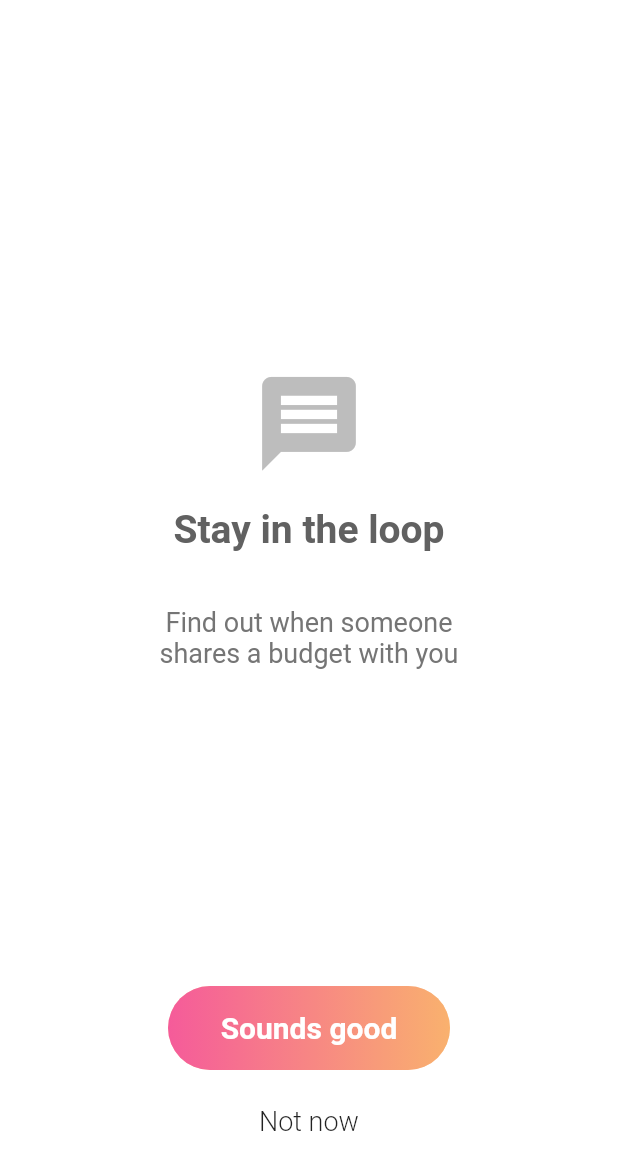
After one commit to haikukoten/Groovy-Flutter, a Flutter app: the RequestNotificationsScreen screen opened by its route, on a phone screen of 412 x 824 dp. The commit adds this screen. Shown: the top 1170 px of the screen. Run offline on Flutter 3.47's test engine with Material 2 defaults, Android fonts, the phone set to English and light mode, and no system bars; drawn by our look-alikes of auto_size_text, gradient_widgets, overlay_support; our stand-ins replace email_validator, firebase_auth, firebase_database, firebase_messaging, google_sign_in, localstorage and 3 more; missing offline and left inert: flutter_facebook_login; accounts and stored records are empty; network calls fail; statements that could not run were skipped.

Commit message:
Add notifications

```diff
--- a/lib/main.dart
+++ b/lib/main.dart
@@ -1,7 +1,9 @@
+import 'package:Groovy/providers/user_provider.dart';
 import 'package:Groovy/screens/budget_detail/budget_history.dart';
 import 'package:Groovy/screens/budget_detail/edit_history.dart';
 import 'package:Groovy/screens/budget_detail/share_budget.dart';
 import 'package:Groovy/screens/budget_list/create_budget.dart';
+import 'package:Groovy/screens/request_notifications.dart';
 import 'package:flutter/cupertino.dart';
 import 'package:flutter/material.dart';
 import 'package:Groovy/screens/login/email_login.dart';
@@ -17,6 +19,9 @@ import 'providers/ui_provider.dart';
 import 'providers/budget_provider.dart';
 import 'providers/storage_provider.dart';
 import 'package:overlay_support/overlay_support.dart';
+
+// TODO: Update Android nav bar colors
+// TODO: Adjust detail screen circular progress radius for smaller displays?
 
 void main() {
   kNotificationSlideDuration = const Duration(milliseconds: 500);
@@ -99,6 +104,12 @@ class MyApp extends StatelessWidget {
             ),
           );
           break;
+        case '/requestNotifications':
+          return _buildRoute(
+            settings,
+            RequestNotificationsScreen(),
+          );
+          break;
         default:
           return null;
       }
@@ -108,6 +119,9 @@ class MyApp extends StatelessWidget {
       providers: [
         ChangeNotifierProvider<BudgetProvider>(
           builder: (context) => BudgetProvider(),
+        ),
+        ChangeNotifierProvider<UserProvider>(
+          builder: (context) => UserProvider(),
         ),
         ChangeNotifierProvider<AuthProvider>(
           builder: (context) => AuthProvider(),
--- a/lib/providers/storage_provider.dart
+++ b/lib/providers/storage_provider.dart
@@ -9,7 +9,7 @@ class StorageProvider extends ChangeNotifier {
     notifyListeners();
   }
 
-  saveToStorage(dynamic provider, List list, String key) {
+  saveItemToStorage(dynamic provider, List list, String key) {
     _storage.setItem(key, provider.toJSONEncodable(list));
     notifyListeners();
   }
--- /dev/null
+++ b/lib/providers/user_provider.dart
@@ -0,0 +1,18 @@
+import 'package:flutter/foundation.dart';
+import '../models/user.dart';
+
+class UserProvider extends ChangeNotifier {
+  User _currentUser;
+  User get currentUser => _currentUser;
+  set currentUser(User currentUser) {
+    _currentUser = currentUser;
+    notifyListeners();
+  }
+
+  List<User> _userList = [];
+  List<User> get userList => _userList;
+  set userList(List<User> userList) {
+    _userList = userList;
+    notifyListeners();
+  }
+}
--- a/lib/screens/login/determine_auth_status.dart
+++ b/lib/screens/login/determine_auth_status.dart
@@ -1,3 +1,4 @@
+import 'dart:io';
 import 'package:Groovy/models/user.dart';
 import 'package:firebase_messaging/firebase_messaging.dart';
 import 'package:flutter/material.dart';
@@ -64,9 +65,7 @@ class _DetermineAuthStatusScreenState extends State<DetermineAuthStatusScreen> {
 
   createUser() async {
     var token = await _firebaseMessaging.getToken();
-    var platform = Theme.of(context).platform == TargetPlatform.android
-        ? "android"
-        : "iOS";
+    var platform = Platform.isAndroid ? "android" : "iOS";
 
     List<String> tokenPlatform = [];
     tokenPlatform.add("$token&&platform===>$platform");
--- /dev/null
+++ b/lib/screens/request_notifications.dart
@@ -0,0 +1,156 @@
+import 'dart:ui';
+import 'package:auto_size_text/auto_size_text.dart';
+import 'package:firebase_messaging/firebase_messaging.dart';
+import 'package:flutter/material.dart';
+import 'package:flutter/rendering.dart';
+import 'package:shared_preferences/shared_preferences.dart';
+import 'shared/utilities.dart';
+import 'package:gradient_widgets/gradient_widgets.dart';
+
+class RequestNotificationsScreen extends StatefulWidget {
+  RequestNotificationsScreen({Key key}) : super(key: key);
+
+  @override
+  State<StatefulWidget> createState() => _RequestNotificationsScreen();
+}
+
+class _RequestNotificationsScreen extends State<RequestNotificationsScreen> {
+  SharedPreferences _preferences;
+  FirebaseMessaging _firebaseMessaging = FirebaseMessaging();
+
+  @override
+  void initState() {
+    super.initState();
+    _getSavedPreferences();
+  }
+
+  void _getSavedPreferences() async {
+    _preferences = await SharedPreferences.getInstance();
+    // User has had the option to choose notification settings
+    _preferences.setBool("notifications", true);
+  }
+
+  @override
+  Widget build(BuildContext context) {
+    Widget _showIcon() {
+      return Container(
+        child: Center(
+          child: Icon(
+            Icons.message,
+            color: Colors.grey[400],
+            size: 75,
+          ),
+        ),
+      );
+    }
+
+    Widget _showTitleText() {
+      return Padding(
+        padding: const EdgeInsets.all(18.0),
+        child: Container(
+          child: Center(
+            child: AutoSizeText(
+              "Stay in the loop",
+              maxLines: 1,
+              style: TextStyle(
+                  color: Colors.grey[700],
+                  fontSize: 26,
+                  fontWeight: FontWeight.bold),
+            ),
+          ),
+        ),
+      );
+    }
+
+    Widget _showHelpText() {
+      return Padding(
+        padding: const EdgeInsets.all(18.0),
+        child: Container(
+          child: Center(
+            child: AutoSizeText(
+              "Find out when someone\nshares a budget with you",
+              maxLines: 2,
+              textAlign: TextAlign.center,
+              style: TextStyle(
+                color: Colors.grey[600],
+                fontSize: 18,
+                fontWeight: FontWeight.w400,
+              ),
+            ),
+          ),
+        ),
+      );
+    }
+
+    Widget _showAcceptButton() {
+      return GradientButton(
+        increaseWidthBy: 100,
+        increaseHeightBy: 20,
+        elevation: 0.0,
+        shape:
+            RoundedRectangleBorder(borderRadius: BorderRadius.circular(30.0)),
+        gradient: Gradients.buildGradient(Alignment.centerLeft,
+            Alignment.centerRight, [Color(0xffd57eeb), Color(0xff8ec5fc)]),
+        child: AutoSizeText('Sounds good',
+            maxLines: 1,
+            style: TextStyle(
+                fontSize: 20.0,
+                color: Colors.white,
+                fontWeight: FontWeight.bold)),
+        callback: () {
+          _firebaseMessaging.requestNotificationPermissions(
+              IosNotificationSettings(sound: true, badge: true, alert: true));
+        },
+      );
+    }
+
+    Widget _showDeclineButton() {
+      return FlatButton(
+        padding: EdgeInsets.only(top: 12.0),
+        child: AutoSizeText('Not now',
+            maxLines: 1,
+            style: TextStyle(fontSize: 18.0, fontWeight: FontWeight.w300)),
+        onPressed: () {
+          Navigator.pop(context);
+        },
+      );
+    }
+
+    Widget _showBody() {
+      return Column(
+          mainAxisAlignment: MainAxisAlignment.spaceBetween,
+          children: <Widget>[
+            Expanded(
+                flex: 7,
+                child: Column(
+                  mainAxisAlignment: MainAxisAlignment.center,
+                  children: <Widget>[
+                    _showIcon(),
+                    _showTitleText(),
+                    _showHelpText()
+                  ],
+                )),
+            Expanded(
+                flex: 2,
+                child: Column(
+                  mainAxisAlignment: MainAxisAlignment.start,
+                  children: <Widget>[_showAcceptButton(), _showDeclineButton()],
+                )),
+          ]);
+    }
+
+    return Scaffold(
+        appBar: AppBar(
+          brightness: Brightness.light,
+          backgroundColor: Colors.white,
+          elevation: 0,
+        ),
+        backgroundColor: Colors.white,
+        body: Stack(
+          children: <Widget>[
+            _showBody(),
+            showCircularProgress(context),
+          ],
+        ));
+  }
+}
--- a/pubspec.yaml
+++ b/pubspec.yaml
@@ -35,6 +35,8 @@ dependencies:
   overlay_support: '^1.0.0'
   auto_size_text: ^2.0.1
   localstorage: ^2.0.0
+  http: ^0.12.0+2
+  gradient_widgets: ^0.5.0
 
   # The following adds the Cupertino Icons font to your application.
   # Use with the CupertinoIcons class for iOS style icons.
```
Also changed, not shown: lib/screens/budget_detail/share_budget.dart (+39 -0 lines), lib/screens/budget_list/budget_list.dart (+156 -135 lines), lib/services/notification.dart (added, +36 -0 lines), pubspec.lock, 3 other files.
